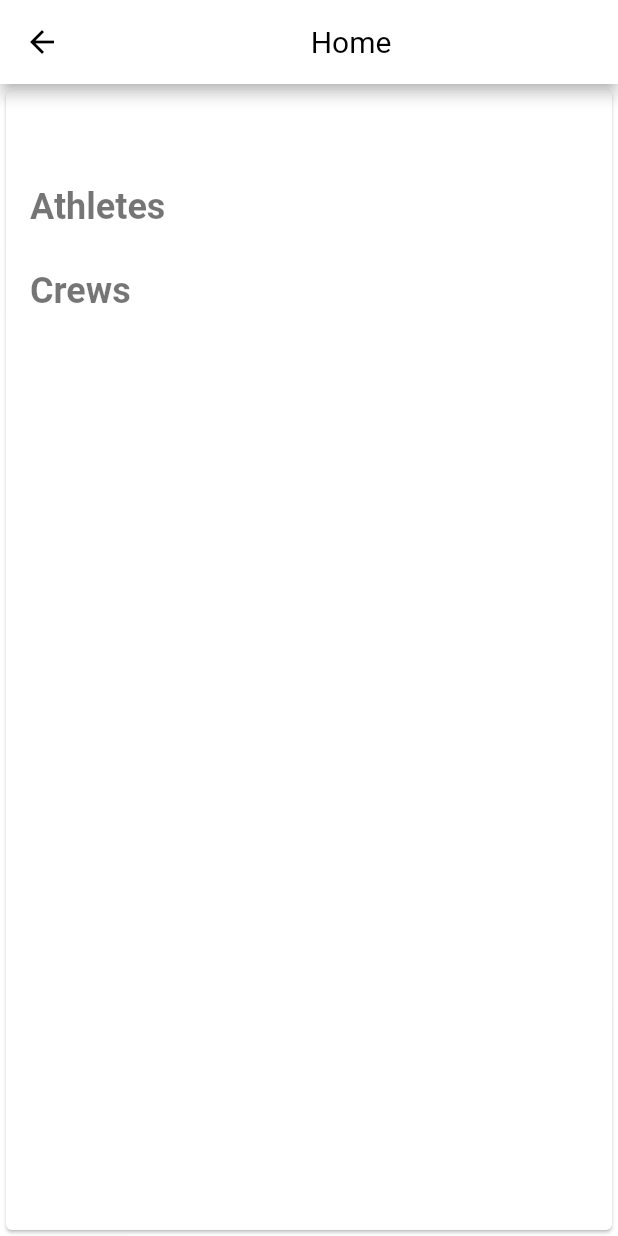
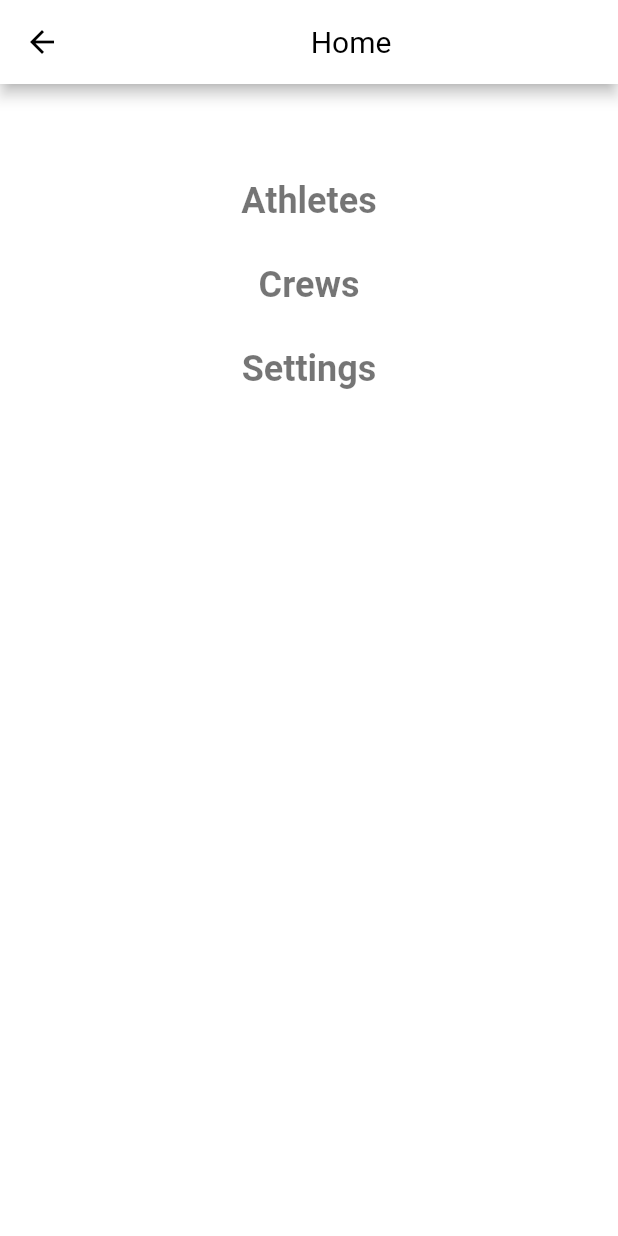
Before and after one commit to tranda/EurocupFrontEnd, a Flutter app: the HomePage screen opened by its route, on a phone screen of 412 x 824 dp. Run offline on Flutter 3.47's test engine with Material 2 defaults, Android fonts, the phone set to English and light mode, and no system bars; our stand-ins replace image_picker; generated files the repository leaves out were written again.

Commit message:
centered Home menu

```diff
--- a/lib/src/home_page_view.dart
+++ b/lib/src/home_page_view.dart
@@ -24,35 +24,35 @@ class _HomePageState extends State<HomePage> {
       // appBar: AppBar(
       //   title: const Text('Home Page'),
       // ),
-      body: Center(
-        child: Card(
-          child: Column(
+      body: Column(
+        mainAxisAlignment: MainAxisAlignment.start,
         crossAxisAlignment: CrossAxisAlignment.center,
         children: [
           const SizedBox(height: bigSpace),
           ListTile(
-                title: Text(
-                  'Athletes',
+            title: Text('Athletes',
                 style: Theme.of(context).textTheme.headline1,
-                ),
+                textAlign: TextAlign.center),
             onTap: () {
-                  Navigator.restorablePushNamed(
-                      context, AthleteListView.routeName);
+              Navigator.restorablePushNamed(context, AthleteListView.routeName);
             },
           ),
           ListTile(
-                title: Text(
-                  'Crews',
+            title: Text('Crews',
                 style: Theme.of(context).textTheme.headline1,
-                ),
+                textAlign: TextAlign.center),
             onTap: () {
-                  Navigator.restorablePushNamed(
-                      context, CrewListView.routeName);
+              Navigator.restorablePushNamed(context, CrewListView.routeName);
             },
           ),
+          ListTile(
+            enabled: false,
+            title: Text('Settings',
+                style: Theme.of(context).textTheme.headline1,
+                textAlign: TextAlign.center),
+            onTap: () {},
+          ),
         ],
-          ),
-        ),
       ),
     );
   }
```
Lines whose indentation alone changed are shown as unchanged.
